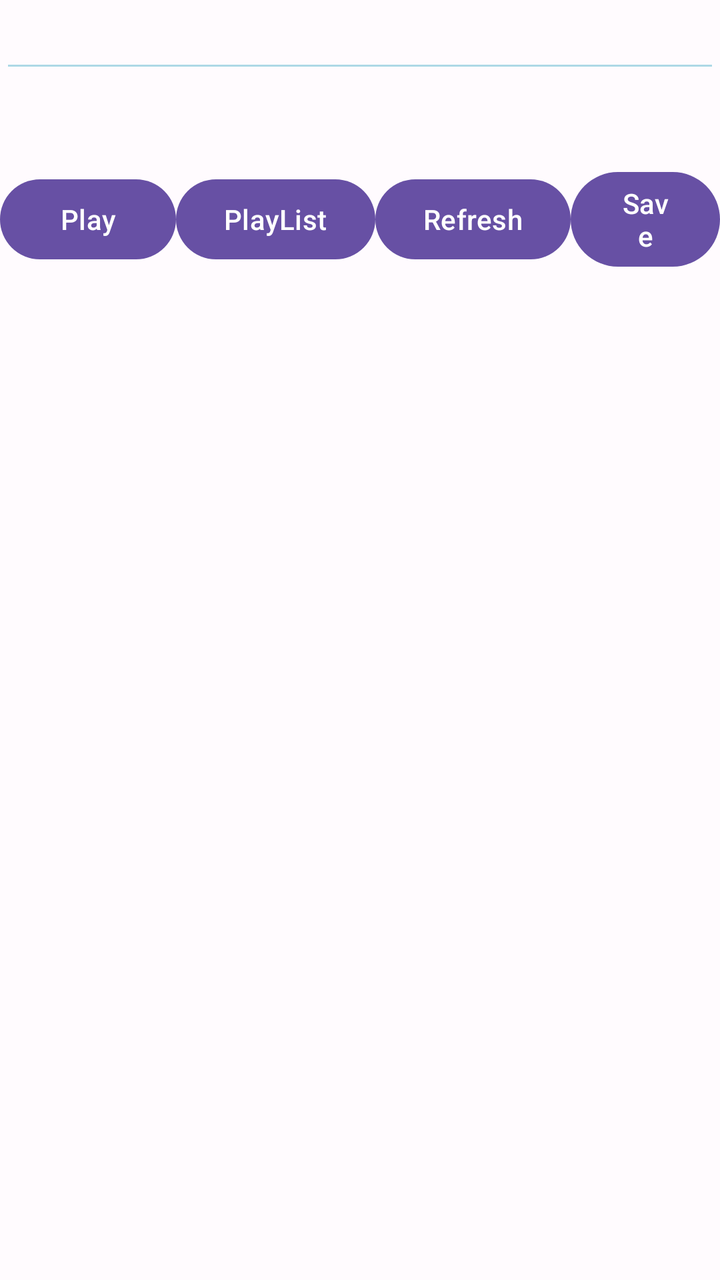
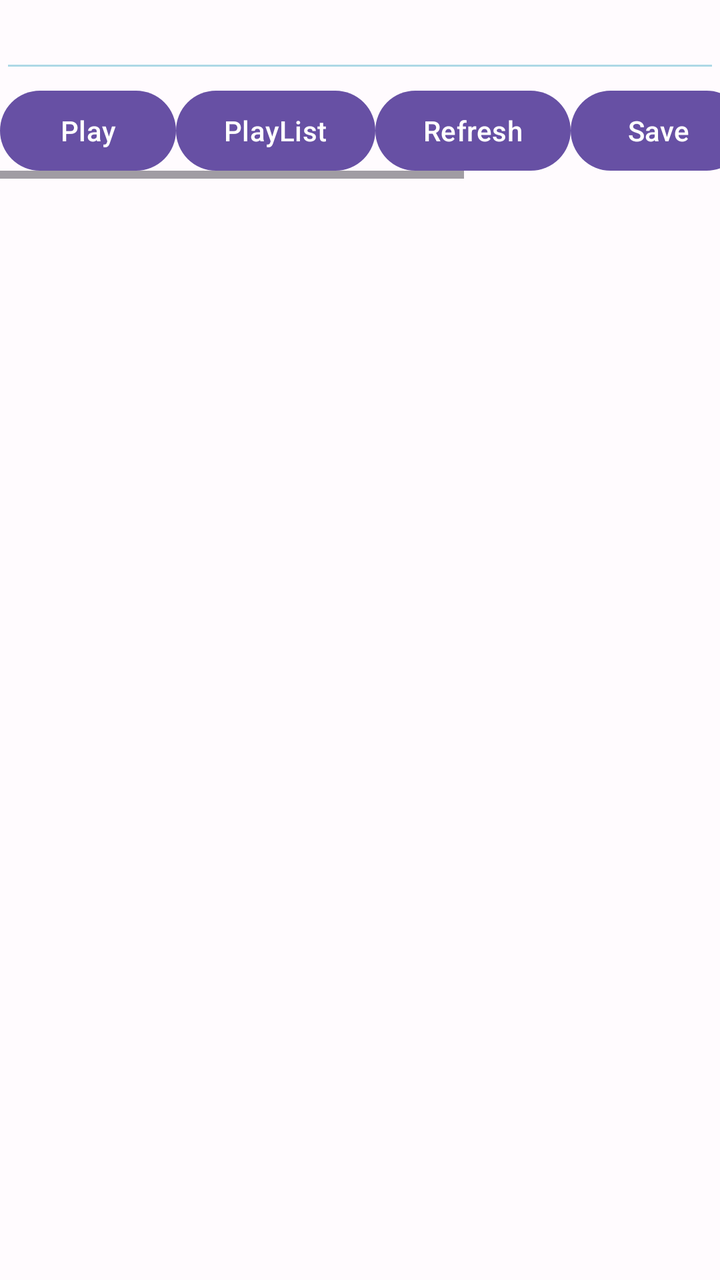

An Android layout rendered at two revisions. The XML below is the earlier revision; the diff shows what the commit changed to produce the second picture.
<!-- AndroidManifest.xml: application theme AppTheme -->
<!-- res/layout/activity_main.xml -->
<?xml version="1.0" encoding="utf-8"?>
<LinearLayout
    xmlns:android="http://schemas.android.com/apk/res/android"
    xmlns:app="http://schemas.android.com/apk/res-auto"
    xmlns:tools="http://schemas.android.com/tools"
    android:id="@+id/layout_main"
    android:layout_width="match_parent"
    android:layout_height="match_parent"
    android:orientation="vertical"
    android:gravity="top">

    <EditText
      android:id="@+id/edit_url"
      android:backgroundTint="@color/lightBlue"
      android:layout_width="fill_parent"
      android:layout_height="wrap_content" />
      
    <LinearLayout
        android:layout_width="match_parent"
        android:layout_height="wrap_content"
        android:orientation="horizontal"
        android:gravity="center">
      
        <Button android:id="@+id/button_play"
          android:layout_width="wrap_content"
          android:layout_height="wrap_content"
          android:text="Play" />
		  
		    <Button android:id="@+id/button_playlist"
          android:layout_width="wrap_content"
          android:layout_height="wrap_content"
          android:text="PlayList" />
          
        <Button android:id="@+id/button_refresh"
          android:layout_width="wrap_content"
          android:layout_height="wrap_content"
          android:text="Refresh" />
          
        <Button android:id="@+id/button_save"
          android:layout_width="wrap_content"
          android:layout_height="wrap_content"
          android:text="Save" />
          
        <Button android:id="@+id/button_restore"
          android:layout_width="wrap_content"
          android:layout_height="wrap_content"
          android:text="Restore" />
          
        <Button android:id="@+id/button_exit"
          android:layout_width="wrap_content"
          android:layout_height="wrap_content"
          android:text="Exit" />
          
    </LinearLayout>
    
    <LinearLayout
        android:layout_width="match_parent"
        android:layout_height="match_parent"
        android:orientation="vertical"
        android:gravity="center">
      
        <androidx.recyclerview.widget.RecyclerView
          android:id="@+id/recyclerView"
          android:layout_width="match_parent"
          android:layout_height="match_parent"
          tools:listitem="@layout/item_text" />
      
    </LinearLayout>  
      
    
</LinearLayout>
<!-- res/layout/item_text.xml (included above) -->
<LinearLayout
    xmlns:android="http://schemas.android.com/apk/res/android"
    android:layout_width="match_parent"
    android:layout_height="wrap_content"
    android:orientation="vertical"
    android:padding="16dp">

    <TextView
        android:id="@+id/textView"
        android:layout_width="match_parent"
        android:layout_height="wrap_content"
        android:textColor="@color/lightBlue"
        android:textSize="16sp" />
</LinearLayout>
<!-- resources referenced by this layout -->
<resources>
  <color name="lightBlue">#add8e6</color>
  <color name="md_theme_light_primary">#6750A4</color>
  <color name="md_theme_light_onPrimary">#FFFFFF</color>
  <color name="md_theme_light_primaryContainer">#EADDFF</color>
  <color name="md_theme_light_onPrimaryContainer">#21005D</color>
  <color name="md_theme_light_secondary">#625B71</color>
  <color name="md_theme_light_onSecondary">#FFFFFF</color>
  <color name="md_theme_light_secondaryContainer">#E8DEF8</color>
  <color name="md_theme_light_onSecondaryContainer">#1D192B</color>
  <color name="md_theme_light_tertiary">#7D5260</color>
  <color name="md_theme_light_onTertiary">#FFFFFF</color>
  <color name="md_theme_light_tertiaryContainer">#FFD8E4</color>
  <color name="md_theme_light_onTertiaryContainer">#31111D</color>
  <color name="md_theme_light_error">#B3261E</color>
  <color name="md_theme_light_onError">#FFFFFF</color>
  <color name="md_theme_light_errorContainer">#F9DEDC</color>
  <color name="md_theme_light_onErrorContainer">#410E0B</color>
  <color name="md_theme_light_outline">#79747E</color>
  <color name="md_theme_light_background">#FFFBFE</color>
  <color name="md_theme_light_onBackground">#1C1B1F</color>
  <color name="md_theme_light_surface">#FFFBFE</color>
  <color name="md_theme_light_onSurface">#1C1B1F</color>
  <color name="md_theme_light_surfaceVariant">#E7E0EC</color>
  <color name="md_theme_light_onSurfaceVariant">#49454F</color>
  <color name="md_theme_light_inverseSurface">#313033</color>
  <color name="md_theme_light_inverseOnSurface">#F4EFF4</color>
  <color name="md_theme_light_inversePrimary">#D0BCFF</color>
  <!-- unchanged entries left out for length: 1 -->
</resources>

<!-- the commit's change to res/layout/activity_main.xml (unified diff, before → after) -->
@@ -15,6 +15,10 @@
       android:layout_width="fill_parent"
       android:layout_height="wrap_content" />
       
+   <HorizontalScrollView
+    android:layout_width="match_parent"
+    android:layout_height="wrap_content">
+   
     <LinearLayout
         android:layout_width="match_parent"
         android:layout_height="wrap_content"
@@ -52,6 +56,7 @@
           android:text="Exit" />
           
     </LinearLayout>
+    </HorizontalScrollView>
     
     <LinearLayout
         android:layout_width="match_parent"
